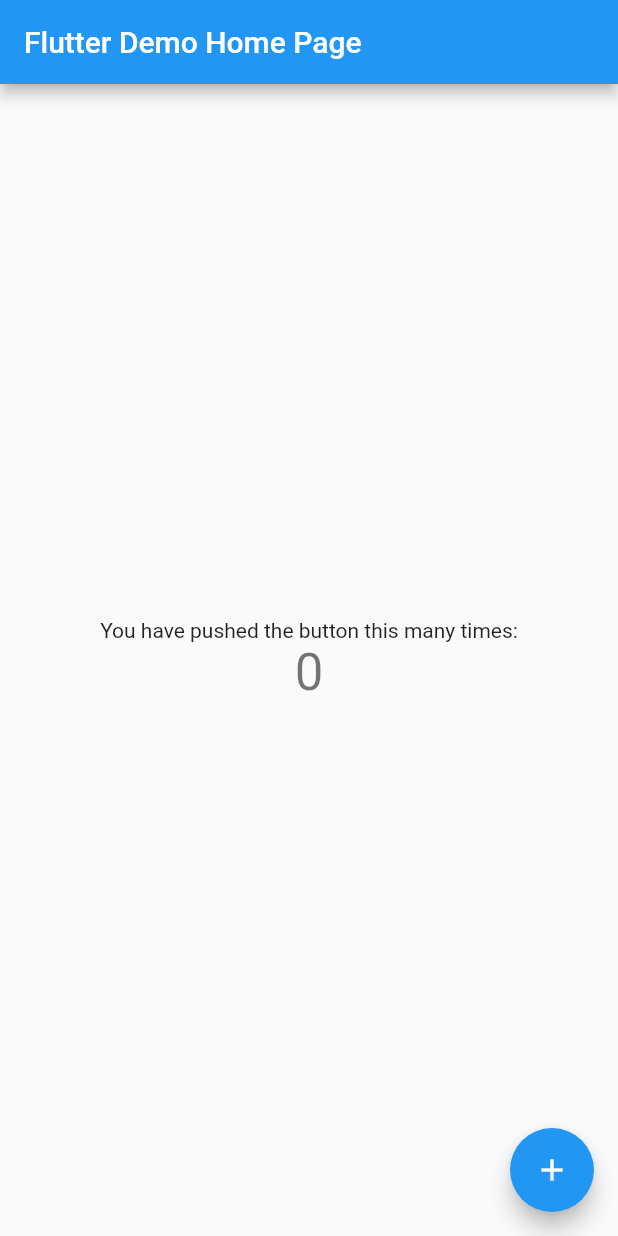
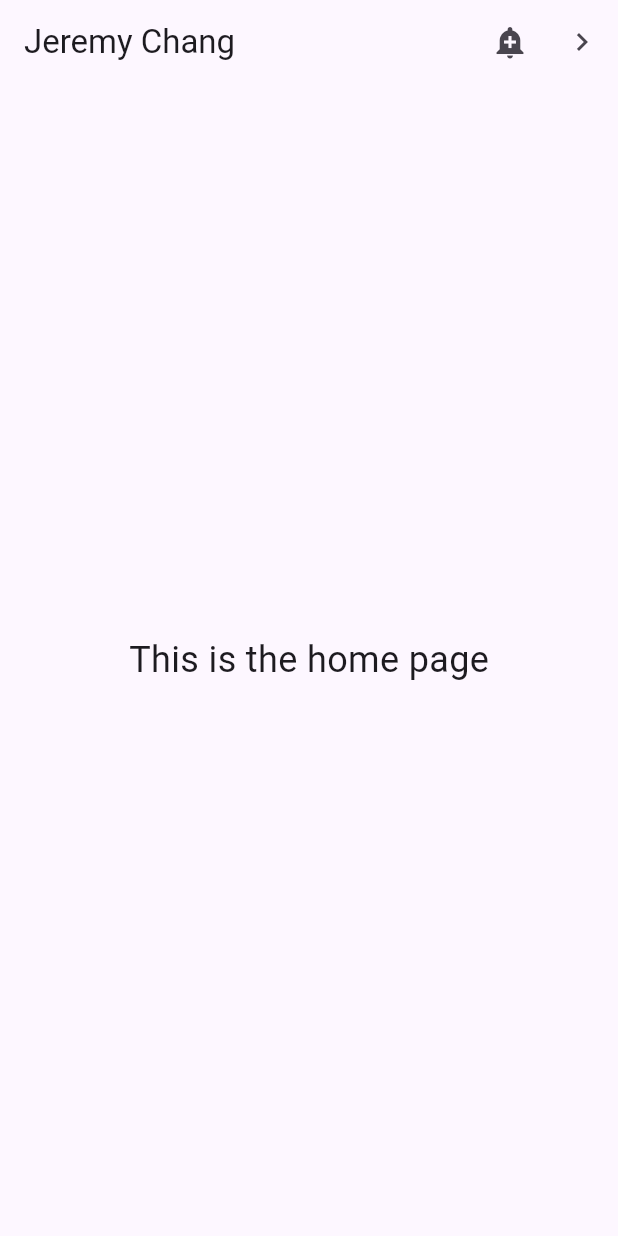
Before and after one commit to scjc/flutter_cv, a Flutter app: the screen it shows after launch, on a phone screen of 412 x 824 dp. Run offline on Flutter 3.47's test engine with Material 2 defaults, Android fonts, the phone set to English and light mode, and no system bars.

Commit message:
added basic app bar layout

```diff
--- a/lib/main.dart
+++ b/lib/main.dart
@@ -1,115 +1,69 @@
 import 'package:flutter/material.dart';
 
-void main() {
-  runApp(const MyApp());
-}
+void main() => runApp(const FlutterCVApp());
 
-class MyApp extends StatelessWidget {
-  const MyApp({super.key});
+class FlutterCVApp extends StatelessWidget {
+  const FlutterCVApp({super.key});
 
-  // This widget is the root of your application.
   @override
   Widget build(BuildContext context) {
     return MaterialApp(
-      title: 'Flutter Demo',
+      title: "Jeremy Chang | CV",
       theme: ThemeData(
-        // This is the theme of your application.
-        //
-        // Try running your application with "flutter run". You'll see the
-        // application has a blue toolbar. Then, without quitting the app, try
-        // changing the primarySwatch below to Colors.green and then invoke
-        // "hot reload" (press "r" in the console where you ran "flutter run",
-        // or simply save your changes to "hot reload" in a Flutter IDE).
-        // Notice that the counter didn't reset back to zero; the application
-        // is not restarted.
-        primarySwatch: Colors.blue,
+        colorSchemeSeed: const Color(0xff6750a4),
+        useMaterial3: true,
       ),
-      home: const MyHomePage(title: 'Flutter Demo Home Page'),
+      home: const CVAppBar(),
     );
   }
 }
 
-class MyHomePage extends StatefulWidget {
-  const MyHomePage({super.key, required this.title});
-
-  // This widget is the home page of your application. It is stateful, meaning
-  // that it has a State object (defined below) that contains fields that affect
-  // how it looks.
-
-  // This class is the configuration for the state. It holds the values (in this
-  // case the title) provided by the parent (in this case the App widget) and
-  // used by the build method of the State. Fields in a Widget subclass are
-  // always marked "final".
-
-  final String title;
-
-  @override
-  State<MyHomePage> createState() => _MyHomePageState();
-}
-
-class _MyHomePageState extends State<MyHomePage> {
-  int _counter = 0;
-
-  void _incrementCounter() {
-    setState(() {
-      // This call to setState tells the Flutter framework that something has
-      // changed in this State, which causes it to rerun the build method below
-      // so that the display can reflect the updated values. If we changed
-      // _counter without calling setState(), then the build method would not be
-      // called again, and so nothing would appear to happen.
-      _counter++;
-    });
-  }
+class CVAppBar extends StatelessWidget {
+  const CVAppBar({super.key});
 
   @override
   Widget build(BuildContext context) {
-    // This method is rerun every time setState is called, for instance as done
-    // by the _incrementCounter method above.
-    //
-    // The Flutter framework has been optimized to make rerunning build methods
-    // fast, so that you can just rebuild anything that needs updating rather
-    // than having to individually change instances of widgets.
     return Scaffold(
       appBar: AppBar(
-        // Here we take the value from the MyHomePage object that was created by
-        // the App.build method, and use it to set our appbar title.
-        title: Text(widget.title),
+        title: const Text('Jeremy Chang'),
+        actions: <Widget>[
+          IconButton(
+            icon: const Icon(Icons.add_alert),
+            tooltip: 'Show Snackbar',
+            onPressed: () {
+              ScaffoldMessenger.of(context).showSnackBar(
+                  const SnackBar(content: Text('This is a snackbar')));
+            },
+          ),
+          IconButton(
+            icon: const Icon(Icons.navigate_next),
+            tooltip: 'Go to the next page',
+            onPressed: () {
+              Navigator.push(context, MaterialPageRoute<void>(
+                builder: (BuildContext context) {
+                  return Scaffold(
+                    appBar: AppBar(
+                      title: const Text('Next page'),
+                    ),
+                    body: const Center(
+                      child: Text(
+                        'This is the next page',
+                        style: TextStyle(fontSize: 24),
+                      ),
+                    ),
+                  );
+                },
+              ));
+            },
+          ),
+        ],
       ),
-      body: Center(
-        // Center is a layout widget. It takes a single child and positions it
-        // in the middle of the parent.
-        child: Column(
-          // Column is also a layout widget. It takes a list of children and
-          // arranges them vertically. By default, it sizes itself to fit its
-          // children horizontally, and tries to be as tall as its parent.
-          //
-          // Invoke "debug painting" (press "p" in the console, choose the
-          // "Toggle Debug Paint" action from the Flutter Inspector in Android
-          // Studio, or the "Toggle Debug Paint" command in Visual Studio Code)
-          // to see the wireframe for each widget.
-          //
-          // Column has various properties to control how it sizes itself and
-          // how it positions its children. Here we use mainAxisAlignment to
-          // center the children vertically; the main axis here is the vertical
-          // axis because Columns are vertical (the cross axis would be
-          // horizontal).
-          mainAxisAlignment: MainAxisAlignment.center,
-          children: <Widget>[
-            const Text(
-              'You have pushed the button this many times:',
-            ),
-            Text(
-              '$_counter',
-              style: Theme.of(context).textTheme.headline4,
-            ),
-          ],
+      body: const Center(
+        child: Text(
+          'This is the home page',
+          style: TextStyle(fontSize: 24),
         ),
       ),
-      floatingActionButton: FloatingActionButton(
-        onPressed: _incrementCounter,
-        tooltip: 'Increment',
-        child: const Icon(Icons.add),
-      ), // This trailing comma makes auto-formatting nicer for build methods.
     );
   }
 }
```
